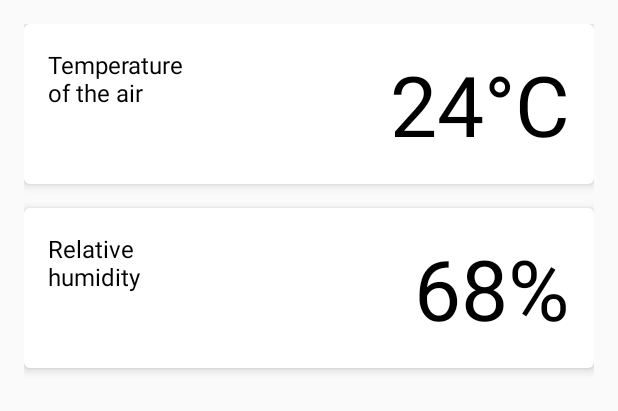
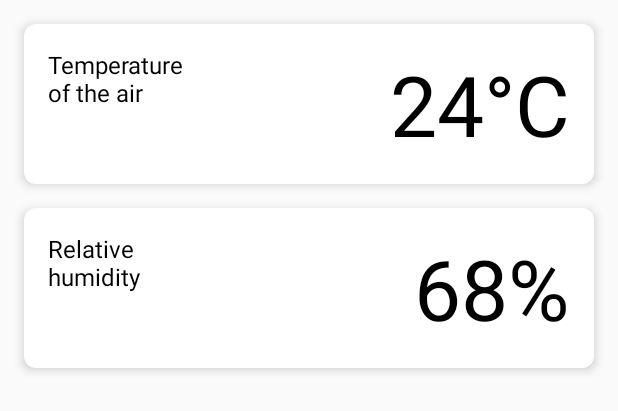
Before and after one commit to niemandkun/weather, an Android app: the layout fragment_weather_report.xml on its own in the app's theme, with its tools: preview values and no code run, on a phone screen of 412 x 824 dp. Shown: the top 411 px of the screen. Run offline under Robolectric (Android 15) with nearby library versions, the light colour scheme and no system bars.

Commit message:
+ proper loader impl, some layout fixes; - logs

```diff
--- a/client/app/src/main/java/tech/niemandkun/weather/app/WeatherReportPresenter.java
+++ b/client/app/src/main/java/tech/niemandkun/weather/app/WeatherReportPresenter.java
@@ -34,6 +34,8 @@ public class WeatherReportPresenter extends Presenter<WeatherReportPresenter.Rep
     public void onViewAttached(ReportView reportView, Bundle savedInstanceState) {
         if (savedInstanceState != null) {
             mLastReport = savedInstanceState.getParcelable(STATE_REPORT);
+        } else {
+            startLoadingReport();
         }
         if (mLastReport != null) {
             reportView.showReport(mLastReport);
--- a/client/app/src/main/java/tech/niemandkun/weather/mvp/ButterKnifeFragment.java
+++ b/client/app/src/main/java/tech/niemandkun/weather/mvp/ButterKnifeFragment.java
@@ -17,10 +17,8 @@ public class ButterKnifeFragment extends Fragment {
     public View onCreateView(LayoutInflater inflater, @Nullable ViewGroup container, @Nullable Bundle savedInstanceState) {
         BindLayout bindingAnnotation = getClass().getAnnotation(BindLayout.class);
         if (bindingAnnotation != null) {
-            Log.e("ButterKnifeFragment", "annotation is not null");
             return inflater.inflate(bindingAnnotation.value(), container, false);
         }
-        Log.e("ButterKnifeFragment", "annotation is null");
         return super.onCreateView(inflater, container, savedInstanceState);
     }
 
--- a/client/app/src/main/res/layout/fragment_weather_report.xml
+++ b/client/app/src/main/res/layout/fragment_weather_report.xml
@@ -9,7 +9,6 @@
     <LinearLayout
             android:layout_width="match_parent"
             android:layout_height="match_parent"
-            android:padding="@dimen/activityPadding"
             android:animateLayoutChanges="true"
             android:orientation="vertical">
 
@@ -28,9 +27,12 @@
                 android:layout_height="wrap_content"
                 android:orientation="vertical"
                 android:padding="@dimen/activityPadding"
+                android:layout_marginTop="@dimen/activityPadding"
+                android:layout_marginLeft="@dimen/activityPadding"
+                android:layout_marginRight="@dimen/activityPadding"
                 android:elevation="@dimen/foregroundElevation"
                 android:background="@drawable/foreground"
-                android:layout_marginBottom="@dimen/activityPadding"
+                android:layout_marginBottom="0dp"
                 android:visibility="gone"
                 tools:visibility="visible">
 
@@ -58,6 +60,7 @@
                 android:layout_height="wrap_content"
                 android:orientation="vertical"
                 android:padding="@dimen/activityPadding"
+                android:layout_margin="@dimen/activityPadding"
                 android:elevation="@dimen/foregroundElevation"
                 android:background="@drawable/foreground"
                 android:visibility="gone"
--- a/client/app/src/main/res/values/dimens.xml
+++ b/client/app/src/main/res/values/dimens.xml
@@ -4,5 +4,5 @@
     <dimen name="textRegular">16sp</dimen>
     <dimen name="activityPadding">16dp</dimen>
     <dimen name="foregroundElevation">4dp</dimen>
-    <dimen name="foregroundCornerRadius">4dp</dimen>
+    <dimen name="foregroundCornerRadius">8dp</dimen>
 </resources>
```
Also changed, not shown: client/app/src/main/java/tech/niemandkun/weather/loaders/WeatherReportLoader.java (+10 -0 lines), client/app/src/main/java/tech/niemandkun/weather/model/WeatherReport.java (+14 -4 lines), client/app/src/main/java/tech/niemandkun/weather/network/WeatherClient.java (+3 -7 lines).
